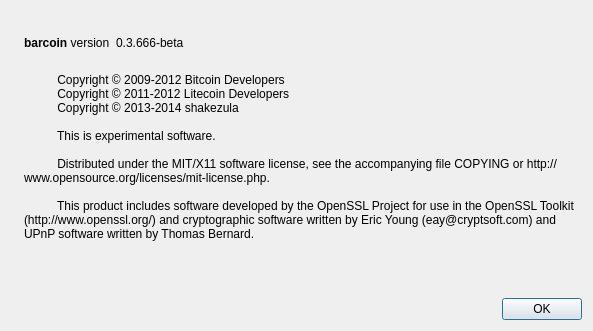
The window that src/qt/forms/aboutdialog.ui (DigitalCurrencyProgramming/fubarcoin) describes before a commit, drawn with Qt 5.
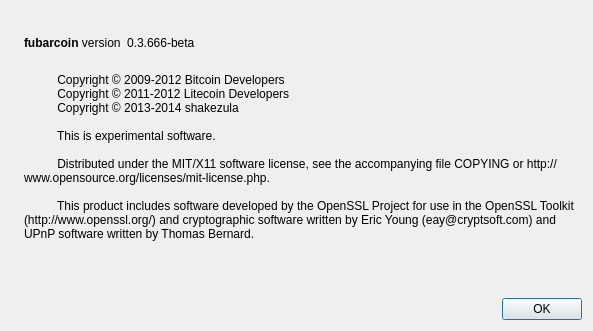
The same window after the commit. Icons and pictures are not drawn.

Commit message: renamed barcoin / FooCoin / foocoin / BAR to fubarcoin / FubarCoin / FBR

What changed in the file:
```diff
--- a/src/qt/forms/aboutdialog.ui
+++ b/src/qt/forms/aboutdialog.ui
@@ -50,7 +50,7 @@
           <cursorShape>IBeamCursor</cursorShape>
          </property>
          <property name="text">
-          <string>&lt;b&gt;barcoin&lt;/b&gt; version</string>
+          <string>&lt;b&gt;fubarcoin&lt;/b&gt; version</string>
          </property>
          <property name="textInteractionFlags">
           <set>Qt::LinksAccessibleByMouse|Qt::TextSelectableByKeyboard|Qt::TextSelectableByMouse</set>
```
Left out of the diff: 2 changed lines with no effect on the pictures. The commit also changes 40 other files.
